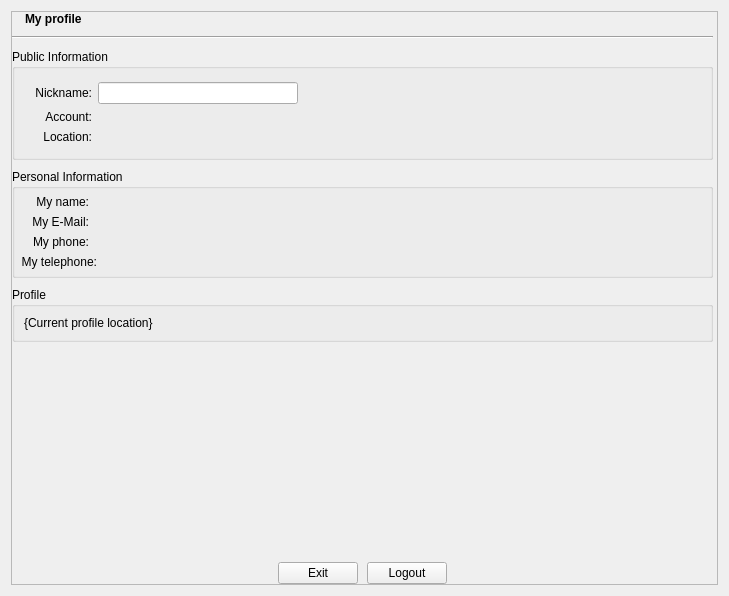
Qt form src/modules/im/src/widget/form/profileform.ui (okstar-org/ok-msg-desktop) before a commit.
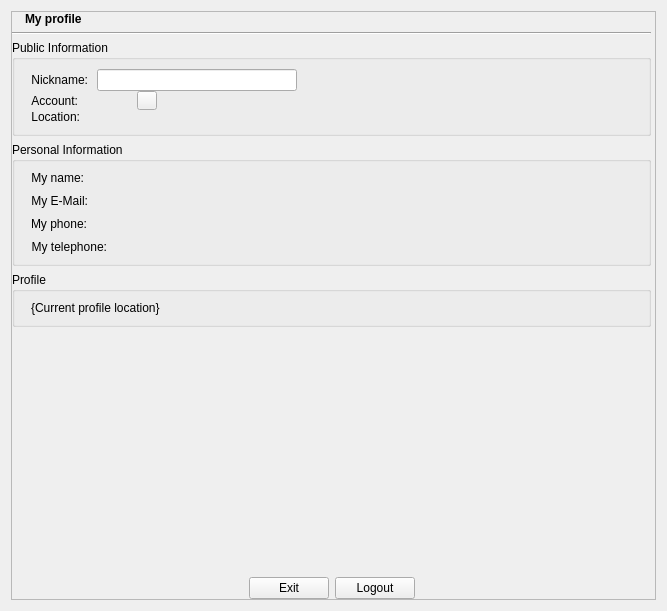
The same form after that commit. Icons and pictures are not drawn.

```diff
--- a/src/modules/im/src/widget/form/profileform.ui
+++ b/src/modules/im/src/widget/form/profileform.ui
@@ -18,8 +18,8 @@
    <rect>
     <x>0</x>
     <y>0</y>
-       <width>729</width>
-       <height>596</height>
+    <width>667</width>
+    <height>611</height>
    </rect>
   </property>
   <property name="windowTitle">
@@ -41,15 +41,12 @@
       <property name="geometry">
        <rect>
         <x>0</x>
-           <y>-5</y>
-           <width>692</width>
-           <height>585</height>
+        <y>0</y>
+        <width>643</width>
+        <height>587</height>
        </rect>
       </property>
-      <layout class="QVBoxLayout" name="verticalLayout_4" stretch="0,0,0,0,1,0,0">
-       <property name="spacing">
-        <number>9</number>
-       </property>
+      <layout class="QVBoxLayout" name="verticalLayout_4" stretch="0,0,0,0,0,1,0">
        <property name="leftMargin">
         <number>0</number>
        </property>
@@ -105,7 +102,6 @@
            </property>
            <property name="font">
             <font>
-                <weight>75</weight>
              <bold>true</bold>
             </font>
            </property>
@@ -127,7 +123,13 @@
          <property name="minimumSize">
           <size>
            <width>0</width>
-           <height>5</height>
+           <height>2</height>
+          </size>
+         </property>
+         <property name="maximumSize">
+          <size>
+           <width>16777215</width>
+           <height>2</height>
           </size>
          </property>
          <property name="orientation">
@@ -140,28 +142,38 @@
          <property name="title">
           <string>Public Information</string>
          </property>
-         <layout class="QHBoxLayout" name="horizontalLayout">
+         <layout class="QVBoxLayout" name="verticalLayout_1">
+          <property name="spacing">
+           <number>9</number>
+          </property>
+          <property name="leftMargin">
+           <number>16</number>
+          </property>
+          <property name="rightMargin">
+           <number>16</number>
+          </property>
+          <item>
+           <layout class="QVBoxLayout" name="avatarLayout">
+            <property name="spacing">
+             <number>0</number>
+            </property>
+           </layout>
+          </item>
           <item>
            <layout class="QFormLayout" name="formLayout">
+            <property name="labelAlignment">
+             <set>Qt::AlignLeading|Qt::AlignLeft|Qt::AlignVCenter</set>
+            </property>
             <property name="verticalSpacing">
-             <number>6</number>
-            </property>
-            <property name="topMargin">
-             <number>4</number>
-            </property>
-            <property name="rightMargin">
              <number>0</number>
             </property>
-            <property name="bottomMargin">
-             <number>4</number>
-            </property>
             <item row="0" column="0">
              <widget class="QLabel" name="nicknameLabel">
-              <property name="minimumSize">
-               <size>
-                <width>68</width>
-                <height>0</height>
-               </size>
+              <property name="sizePolicy">
+               <sizepolicy hsizetype="Preferred" vsizetype="Expanding">
+                <horstretch>0</horstretch>
+                <verstretch>0</verstretch>
+               </sizepolicy>
               </property>
               <property name="text">
                <string>Nickname:</string>
@@ -195,11 +207,11 @@
             </item>
             <item row="1" column="0">
              <widget class="QLabel" name="username_label">
-              <property name="minimumSize">
-               <size>
-                <width>68</width>
-                <height>0</height>
-               </size>
+              <property name="sizePolicy">
+               <sizepolicy hsizetype="Preferred" vsizetype="Expanding">
+                <horstretch>0</horstretch>
+                <verstretch>0</verstretch>
+               </sizepolicy>
               </property>
               <property name="text">
                <string>Account:</string>
@@ -209,27 +221,8 @@
               </property>
              </widget>
             </item>
-            <item row="1" column="1">
-             <widget class="QLabel" name="username">
-              <property name="maximumSize">
-               <size>
-                <width>200</width>
-                <height>16777215</height>
-               </size>
-              </property>
-              <property name="text">
-               <string/>
-              </property>
-             </widget>
-            </item>
             <item row="2" column="0">
              <widget class="QLabel" name="locationLabel">
-              <property name="minimumSize">
-               <size>
-                <width>68</width>
-                <height>0</height>
-               </size>
-              </property>
               <property name="text">
                <string>Location:</string>
               </property>
@@ -251,6 +244,65 @@
               </property>
              </widget>
             </item>
+            <item row="1" column="1">
+             <layout class="QHBoxLayout" name="accountDisplayLayout">
+              <item>
+               <widget class="QLabel" name="username">
+                <property name="minimumSize">
+                 <size>
+                  <width>20</width>
+                  <height>0</height>
+                 </size>
+                </property>
+                <property name="text">
+                 <string/>
+                </property>
+               </widget>
+              </item>
+              <item>
+               <spacer name="horizontalSpacer_2">
+                <property name="orientation">
+                 <enum>Qt::Horizontal</enum>
+                </property>
+                <property name="sizeType">
+                 <enum>QSizePolicy::Fixed</enum>
+                </property>
+                <property name="sizeHint" stdset="0">
+                 <size>
+                  <width>20</width>
+                  <height>1</height>
+                 </size>
+                </property>
+               </spacer>
+              </item>
+              <item>
+               <widget class="QToolButton" name="qrcodeButton">
+                <property name="text">
+                 <string/>
+                </property>
+                <property name="iconSize">
+                 <size>
+                  <width>12</width>
+                  <height>12</height>
+                 </size>
+                </property>
+               </widget>
+              </item>
+              <item>
+               <spacer name="horizontalSpacer">
+                <property name="orientation">
+                 <enum>Qt::Horizontal</enum>
+                </property>
+                <property name="sizeHint" stdset="0">
+                 <size>
+                  <width>1</width>
+                  <height>1</height>
+                 </size>
+                </property>
+               </spacer>
+              </item>
+             </layout>
+            </item>
            </layout>
           </item>
          </layout>
@@ -262,26 +314,17 @@
           <string>Personal Information</string>
          </property>
          <layout class="QFormLayout" name="profileGroup">
+          <property name="verticalSpacing">
+           <number>9</number>
+          </property>
           <property name="leftMargin">
-           <number>6</number>
-          </property>
-          <property name="topMargin">
-           <number>6</number>
+           <number>16</number>
           </property>
           <property name="rightMargin">
-           <number>6</number>
-          </property>
-          <property name="bottomMargin">
-           <number>6</number>
+           <number>16</number>
           </property>
           <item row="1" column="0">
            <widget class="QLabel" name="name_label">
-            <property name="minimumSize">
-             <size>
-              <width>68</width>
-              <height>0</height>
-             </size>
-            </property>
             <property name="text">
              <string>My name:</string>
             </property>
@@ -292,12 +335,6 @@
           </item>
           <item row="3" column="0">
            <widget class="QLabel" name="phone_label">
-            <property name="minimumSize">
-             <size>
-              <width>68</width>
-              <height>0</height>
-             </size>
-            </property>
             <property name="text">
              <string>My phone:</string>
             </property>
@@ -329,12 +366,6 @@
           </item>
           <item row="2" column="0">
            <widget class="QLabel" name="email_label">
-            <property name="minimumSize">
-             <size>
-              <width>68</width>
-              <height>0</height>
-             </size>
-            </property>
             <property name="text">
              <string>My E-Mail:</string>
             </property>
@@ -345,12 +376,6 @@
           </item>
           <item row="4" column="0">
            <widget class="QLabel" name="telephone_label">
-            <property name="minimumSize">
-             <size>
-              <width>68</width>
-              <height>0</height>
-             </size>
-            </property>
             <property name="text">
              <string>My telephone:</string>
             </property>
@@ -369,12 +394,18 @@
          </layout>
         </widget>
        </item>
-       <item alignment="Qt::AlignTop">
+       <item>
         <widget class="QGroupBox" name="profilesGroup">
          <property name="title">
           <string>Profile</string>
          </property>
          <layout class="QVBoxLayout" name="profilesVLayout">
+          <property name="leftMargin">
+           <number>16</number>
+          </property>
+          <property name="rightMargin">
+           <number>16</number>
+          </property>
           <item>
            <widget class="QLabel" name="dirPrLink">
             <property name="cursor">
```
Left out of the diff: 14 changed lines with no effect on the pictures.
